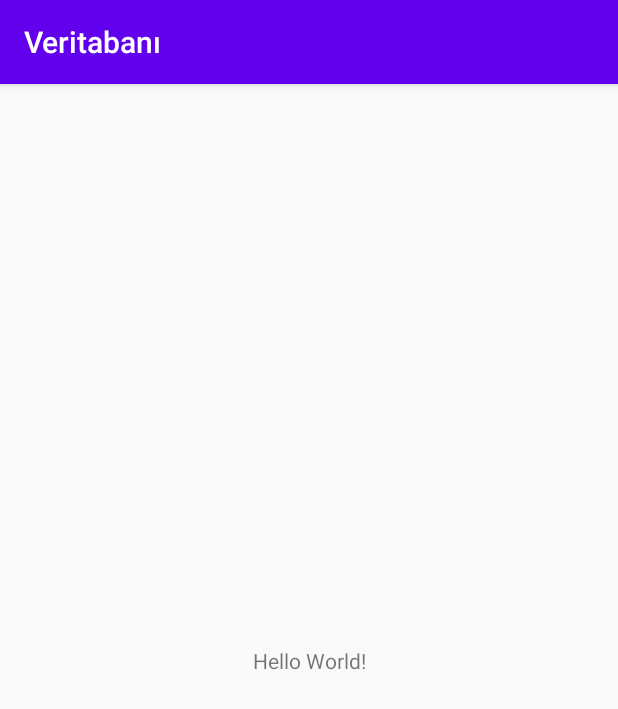
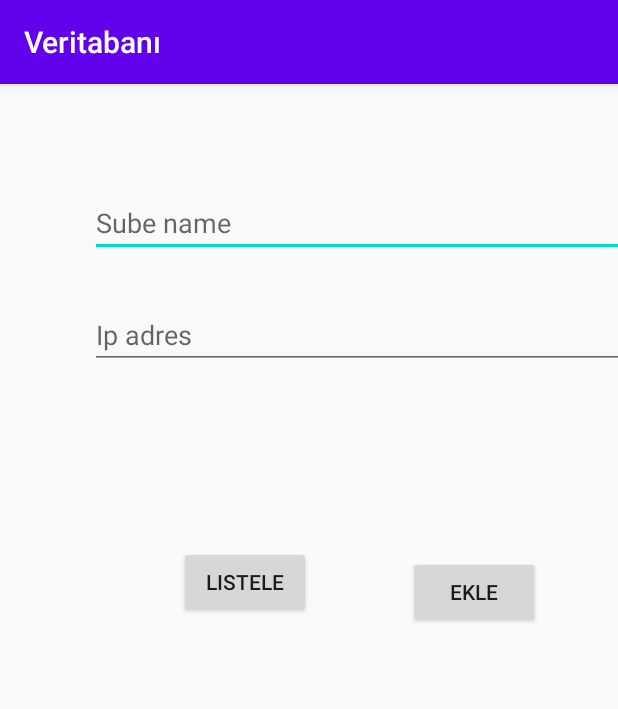
Before and after one commit to BarisKarapelit/Course, an Android app: the screen it shows after launch (MainActivity), on a phone screen of 412 x 824 dp. Shown: the top 709 px of the screen. Run offline under Robolectric (Android 15) with nearby library versions, the phone set to English and light mode, and no system bars.

Commit message:
Lesson 14

```diff
--- a/Lesson 14/app/src/main/AndroidManifest.xml
+++ b/Lesson 14/app/src/main/AndroidManifest.xml
@@ -9,6 +9,7 @@
         android:roundIcon="@mipmap/ic_launcher_round"
         android:supportsRtl="true"
         android:theme="@style/AppTheme">
+        <activity android:name=".DetayActivity"></activity>
         <activity android:name=".MainActivity">
             <intent-filter>
                 <action android:name="android.intent.action.MAIN" />
--- a/Lesson 14/app/src/main/java/com/bariskarapelit/veritaban/MainActivity.java
+++ b/Lesson 14/app/src/main/java/com/bariskarapelit/veritaban/MainActivity.java
@@ -2,15 +2,60 @@ package com.bariskarapelit.veritaban;
 
 import androidx.appcompat.app.AppCompatActivity;
 
+import android.content.Intent;
 import android.os.Bundle;
+import android.util.Log;
+import android.view.View;
+import android.widget.Button;
+import android.widget.EditText;
+import android.widget.Toast;
 
 public class MainActivity extends AppCompatActivity
 {
+    Database database;
+    EditText subetxt,ipadres;
+    Button addbtn,listbtn;
 
     @Override
     protected void onCreate(Bundle savedInstanceState)
     {
         super.onCreate(savedInstanceState);
         setContentView(R.layout.activity_main);
+        database= new Database(MainActivity.this);
+        subetxt=findViewById(R.id.sube);
+        addbtn=findViewById(R.id.insertBtn);
+        ipadres=findViewById(R.id.ip);
+        listbtn=findViewById(R.id.button);
+
+
+
+        addbtn.setOnClickListener(new View.OnClickListener()
+        {
+            @Override
+            public void onClick(View view)
+            {
+                String subeTxtStr= subetxt.getText().toString();
+                String ipTxtStr= ipadres.getText().toString();
+                long errorStatus=database.insertIpadres(ipTxtStr,subeTxtStr);
+                if (errorStatus==-1)
+                {
+                    Log.w("insert","insert yapılamadı");
+                }
+                else
+                {
+                    Toast.makeText(MainActivity.this,"Yapıldı",Toast.LENGTH_LONG).show();
+                }
+
+            }
+        });
+        listbtn.setOnClickListener(new View.OnClickListener()
+        {
+            @Override
+            public void onClick(View view)
+            {
+                Intent intent= new Intent(MainActivity.this,DetayActivity.class);
+                startActivity(intent);
+            }
+        });
     }
 }
--- a/Lesson 14/app/src/main/res/layout/activity_main.xml
+++ b/Lesson 14/app/src/main/res/layout/activity_main.xml
@@ -6,13 +6,61 @@
     android:layout_height="match_parent"
     tools:context=".MainActivity">
 
-    <TextView
+
+    <Button
+        android:id="@+id/insertBtn"
         android:layout_width="wrap_content"
         android:layout_height="wrap_content"
-        android:text="Hello World!"
+        android:layout_below="@+id/ip"
+        android:layout_alignParentStart="true"
+        android:layout_alignParentLeft="true"
+        android:layout_marginStart="64dp"
+        android:layout_marginLeft="64dp"
+        android:layout_marginEnd="52dp"
+        android:layout_marginRight="52dp"
+        android:layout_marginBottom="405dp"
+        android:text="Ekle"
         app:layout_constraintBottom_toBottomOf="parent"
-        app:layout_constraintLeft_toLeftOf="parent"
-        app:layout_constraintRight_toRightOf="parent"
+        app:layout_constraintEnd_toEndOf="parent"
+        app:layout_constraintStart_toEndOf="@+id/button" />
+
+    <Button
+        android:id="@+id/button"
+        android:layout_width="wrap_content"
+        android:layout_height="wrap_content"
+        android:layout_below="@+id/insertBtn"
+        android:layout_marginStart="119dp"
+        android:layout_marginLeft="119dp"
+        android:layout_marginBottom="412dp"
+        android:text="Listele"
+        app:layout_constraintBottom_toBottomOf="parent"
+        app:layout_constraintStart_toStartOf="parent" />
+
+    <EditText
+        android:id="@+id/sube"
+        android:layout_width="wrap_content"
+        android:layout_height="wrap_content"
+        android:layout_marginStart="60dp"
+
+        android:layout_marginLeft="60dp"
+        android:layout_marginTop="70dp"
+        android:ems="80"
+        android:hint="Sube name"
+        android:inputType="textPersonName"
+        app:layout_constraintStart_toStartOf="parent"
         app:layout_constraintTop_toTopOf="parent" />
 
+    <EditText
+        android:id="@+id/ip"
+        android:layout_width="wrap_content"
+        android:layout_height="wrap_content"
+        android:layout_below="@+id/sube"
+        android:layout_marginTop="29dp"
+        android:ems="80"
+        android:hint="Ip adres"
+        android:inputType="textPersonName"
+        app:layout_constraintStart_toStartOf="@+id/sube"
+        app:layout_constraintTop_toBottomOf="@+id/sube" />
+
+
 </androidx.constraintlayout.widget.ConstraintLayout>
```
Also changed, not shown: Lesson 14/app/src/main/java/com/bariskarapelit/veritaban/Database.java (added, +63 -0 lines), Lesson 14/app/src/main/java/com/bariskarapelit/veritaban/DetayActivity.java (added, +45 -0 lines), Lesson 14/app/src/main/res/layout/activity_detay.xml (added, +19 -0 lines).
